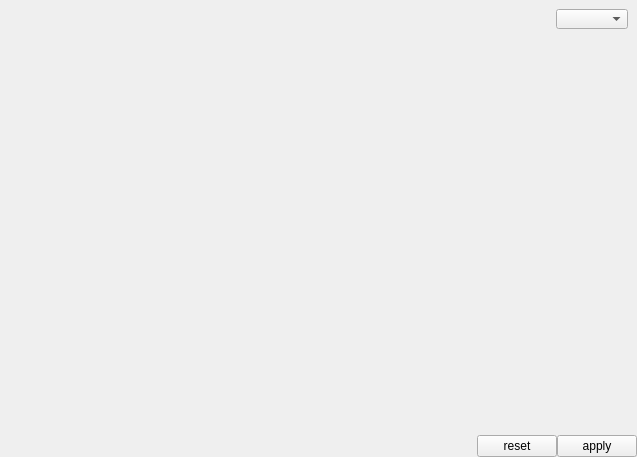
The window that builtin/window/settings_window/config_items/wallpaper_settings/WallpaperConfigures.ui (Charliechen114514/CCIMXDesktop) describes before a commit, drawn with Qt 5.
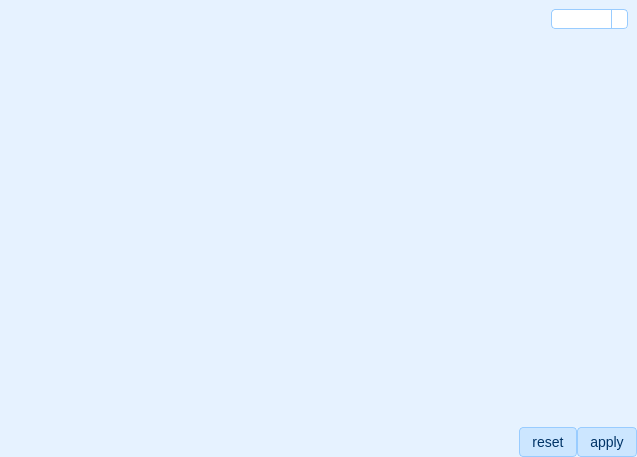
The same window after the commit.

The edit to the form file:
```diff
--- a/builtin/window/settings_window/config_items/wallpaper_settings/WallpaperConfigures.ui
+++ b/builtin/window/settings_window/config_items/wallpaper_settings/WallpaperConfigures.ui
@@ -13,6 +13,64 @@
   <property name="windowTitle">
    <string>Form</string>
   </property>
+  <property name="styleSheet">
+   <string notr="true">/* QWidget 基础背景色和字体 */
+QWidget {
+    background-color: #e6f2ff;  /* 浅蓝色背景 */
+    color: #002b36;             /* 深色文字 */
+    font-family: &quot;Segoe UI&quot;, sans-serif;
+    font-size: 14px;
+}
+
+/* QLabel 简洁文字色 */
+QLabel {
+    color: #003366;
+    font-weight: bold;
+}
+
+/* QPushButton 普通样式 */
+QPushButton {
+    background-color: #cce6ff;
+    border: 1px solid #99ccff;
+    padding: 6px 12px;
+    border-radius: 4px;
+    color: #003366;
+}
+
+QPushButton:hover {
+    background-color: #b3daff;
+}
+
+QPushButton:pressed {
+    background-color: #99ccff;
+}
+
+/* QComboBox 样式 */
+QComboBox {
+    background-color: #ffffff;
+    border: 1px solid #99ccff;
+    padding: 4px;
+    border-radius: 4px;
+}
+
+QComboBox::drop-down {
+    border-left: 1px solid #99ccff;
+}
+
+QComboBox QAbstractItemView {
+    background-color: #f0faff;
+    selection-background-color: #b3daff;
+    selection-color: #003366;
+}
+
+/* QStackedWidget 可选样式（通常只需要其子控件有样式） */
+QStackedWidget {
+    background-color: transparent;
+}
+
+/* Spacer 不需样式，自动忽略 */
+</string>
+  </property>
   <layout class="QVBoxLayout" name="verticalLayout_2">
    <property name="spacing">
     <number>0</number>
```
